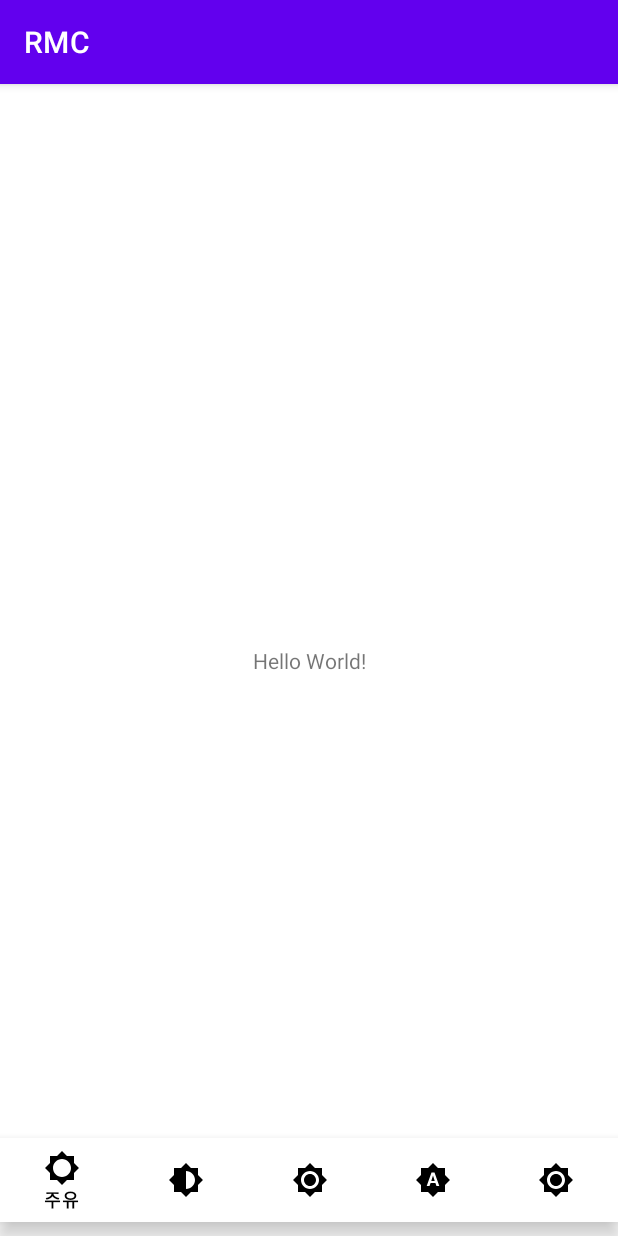
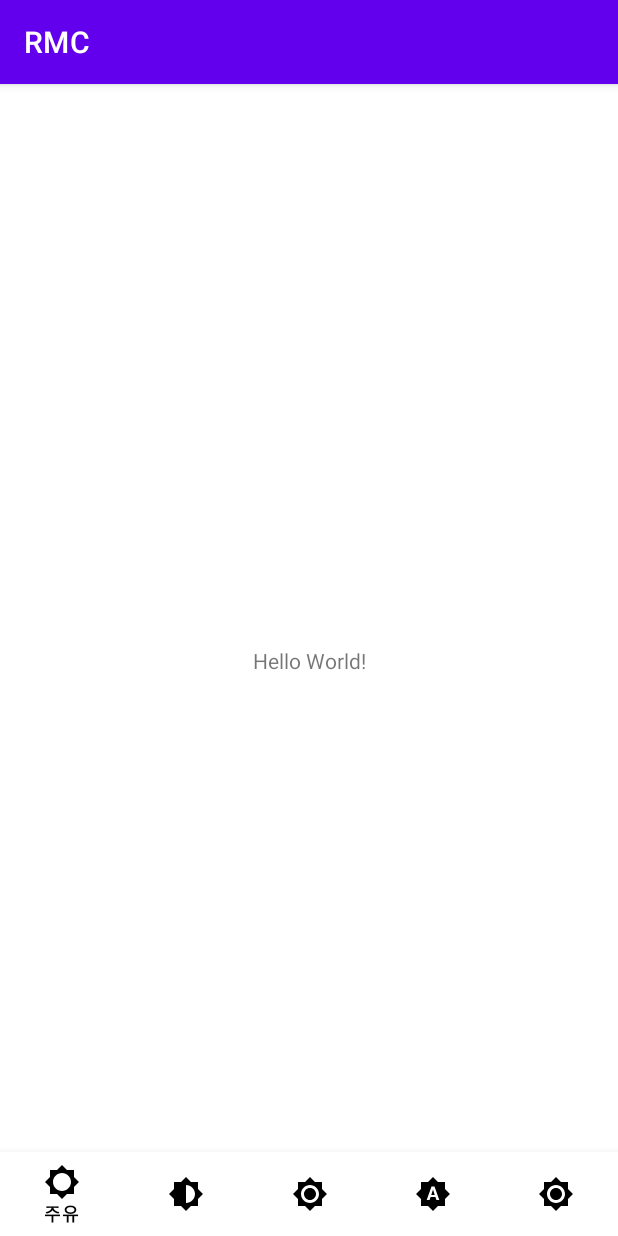
Before and after one commit to kaaang/korea_project3, an Android app: the screen it shows after launch (MainActivity), on a phone screen of 412 x 824 dp. Run offline under Robolectric (Android 15) with nearby library versions, the phone set to English and light mode, and no system bars.

```diff
--- a/app/src/main/res/layout/activity_main.xml
+++ b/app/src/main/res/layout/activity_main.xml
@@ -19,13 +19,9 @@
     <com.google.android.material.bottomnavigation.BottomNavigationView
         android:layout_width="match_parent"
         android:layout_height="wrap_content"
-        android:layout_marginTop="299dp"
         app:itemIconTint="#000000"
         app:itemTextColor="#000000"
         app:layout_constraintBottom_toBottomOf="parent"
-        app:layout_constraintEnd_toEndOf="parent"
-        app:layout_constraintStart_toStartOf="parent"
-        app:layout_constraintTop_toBottomOf="@+id/textView"
         app:menu="@menu/bottom_navi" />
 
 </androidx.constraintlayout.widget.ConstraintLayout>
--- a/app/src/main/res/menu/bottom_navi.xml
+++ b/app/src/main/res/menu/bottom_navi.xml
@@ -15,15 +15,15 @@
     android:id="@+id/main"
     android:icon="@drawable/ic_main"
     android:enabled="true"
-    android:title="주유"/>
+    android:title="메인"/>
     <item
     android:id="@+id/used"
     android:icon="@drawable/ic_used"
     android:enabled="true"
-    android:title="주유"/>
+    android:title="중고"/>
     <item
     android:id="@+id/setting"
     android:icon="@drawable/ic_setting"
     android:enabled="true"
-    android:title="주유"/>
+    android:title="설정"/>
 </menu>
```
